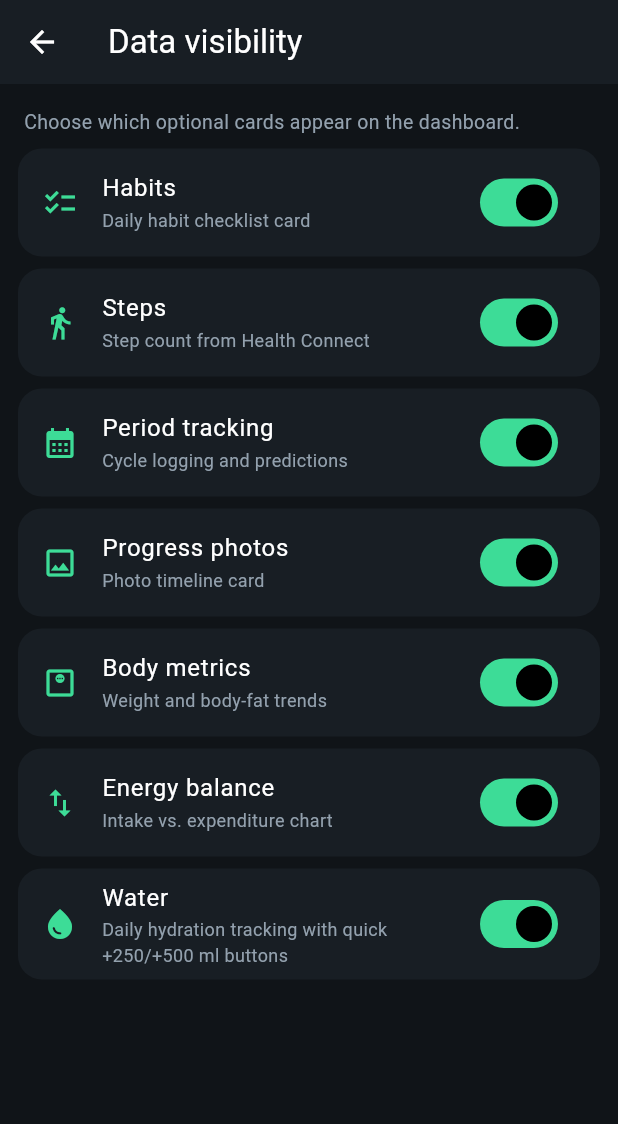
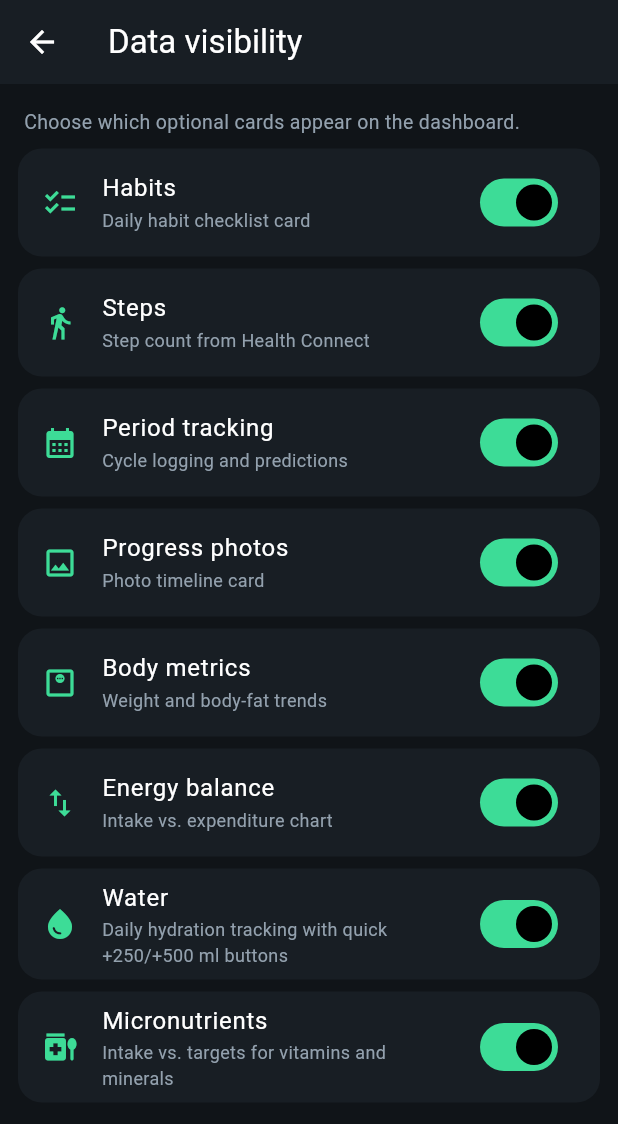
Before and after one commit to adlotsof/macromeister, a Flutter app: the DataVisibilityScreen screen opened directly, on a phone screen of 412 x 824 dp. Shown: the top 1124 px of the screen. Run offline on Flutter 3.47's test engine with Material 3 defaults, Android fonts, the phone set to English and light mode, and no system bars; our stand-ins replace file_picker, fl_chart, flutter_local_notifications, image_picker, permission_handler, share_plus and 2 more; missing offline and left inert: excel, health, home_widget, mobile_scanner; accounts and stored records are empty.

Commit message:
Data visibility: add the Micronutrients toggle (show_micros was read but had no switch)

```diff
--- a/lib/ui/more/data_visibility.dart
+++ b/lib/ui/more/data_visibility.dart
@@ -36,6 +36,9 @@ class _DataVisibilityScreenState extends State<DataVisibilityScreen> {
     _VisibilityItem('show_water', 'Water',
         'Daily hydration tracking with quick +250/+500 ml buttons',
         Icons.water_drop),
+    _VisibilityItem('show_micros', 'Micronutrients',
+        'Intake vs. targets for vitamins and minerals',
+        Icons.medication_liquid),
   ];
 
   final Map<String, bool> _values = {};
```
